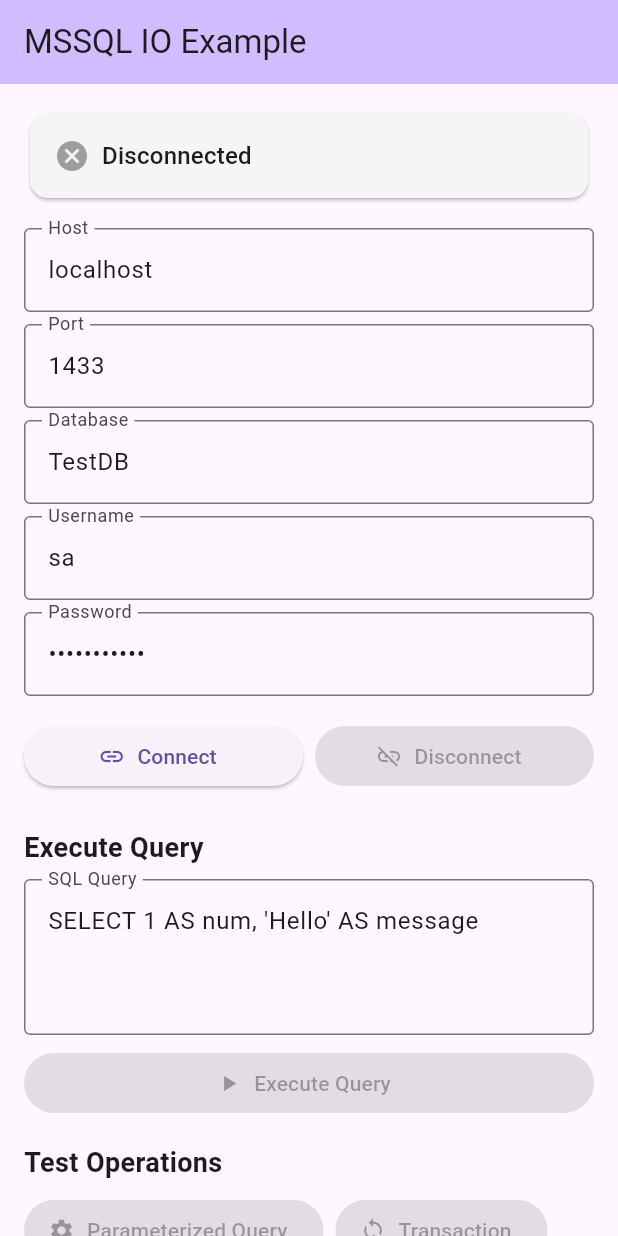
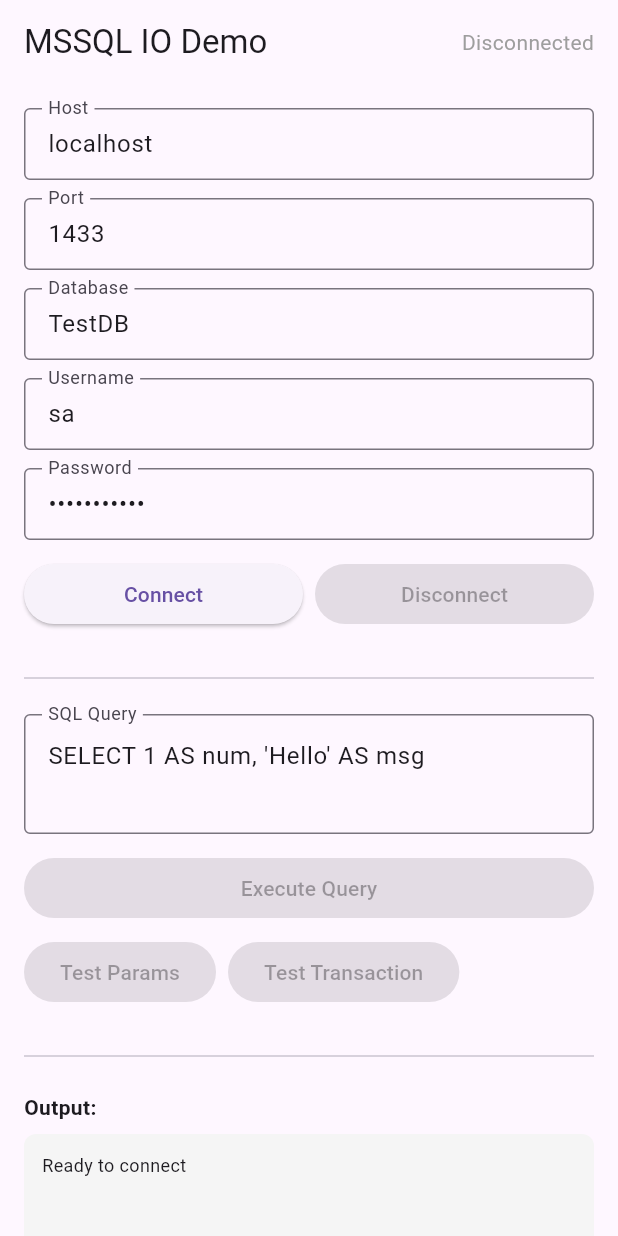
Before and after one commit to farhansadikgalib/mssql_io, a Flutter app: the screen it shows after launch, on a phone screen of 412 x 824 dp. Run offline on Flutter 3.47's test engine with Material 3 defaults, Android fonts, the light colour scheme and no system bars; missing offline and left inert: dart:ffi.

Commit message:
Simplify example app - cleaner and more developer friendly
- Reduced from 423 to ~264 lines
- Shorter variable names
- Cleaner code structure
- Removed redundant code
- Better UX with status in app bar

```diff
--- a/example/lib/main.dart
+++ b/example/lib/main.dart
@@ -1,9 +1,7 @@
 import 'package:flutter/material.dart';
 import 'package:mssql_io/mssql_io.dart';
 
-void main() {
-  runApp(const MyApp());
-}
+void main() => runApp(const MyApp());
 
 class MyApp extends StatelessWidget {
   const MyApp({super.key});
@@ -11,11 +9,8 @@
   @override
   Widget build(BuildContext context) {
     return MaterialApp(
-      title: 'MSSQL IO Example',
-      theme: ThemeData(
-        primarySwatch: Colors.blue,
-        useMaterial3: true,
-      ),
+      title: 'MSSQL IO Demo',
+      theme: ThemeData(primarySwatch: Colors.blue, useMaterial3: true),
       home: const HomePage(),
     );
   }
@@ -29,389 +24,235 @@
 }
 
 class _HomePageState extends State<HomePage> {
-  final _hostController = TextEditingController(text: 'localhost');
-  final _portController = TextEditingController(text: '1433');
-  final _databaseController = TextEditingController(text: 'TestDB');
-  final _usernameController = TextEditingController(text: 'sa');
-  final _passwordController = TextEditingController(text: 'Password123');
+  final _conn = MssqlConnection.getInstance();
 
-  final _queryController = TextEditingController(
-    text: 'SELECT 1 AS num, \'Hello\' AS message',
-  );
+  final _hostCtrl = TextEditingController(text: 'localhost');
+  final _portCtrl = TextEditingController(text: '1433');
+  final _dbCtrl = TextEditingController(text: 'TestDB');
+  final _userCtrl = TextEditingController(text: 'sa');
+  final _passCtrl = TextEditingController(text: 'Password123');
+  final _queryCtrl = TextEditingController(text: 'SELECT 1 AS num, \'Hello\' AS msg');
 
-  final MssqlConnection _conn = MssqlConnection.getInstance();
-
-  bool _isConnected = false;
-  String _output = 'Not connected';
-  bool _isLoading = false;
+  bool _connected = false;
+  String _output = 'Ready to connect';
+  bool _loading = false;
 
   @override
   void dispose() {
-    _hostController.dispose();
-    _portController.dispose();
-    _databaseController.dispose();
-    _usernameController.dispose();
-    _passwordController.dispose();
-    _queryController.dispose();
+    [_hostCtrl, _portCtrl, _dbCtrl, _userCtrl, _passCtrl, _queryCtrl]
+        .forEach((c) => c.dispose());
     super.dispose();
   }
 
   Future<void> _connect() async {
-    setState(() {
-      _isLoading = true;
-      _output = 'Connecting...';
-    });
-
+    setState(() => _loading = true);
     try {
       await _conn.connect(
-        host: _hostController.text,
-        port: int.parse(_portController.text),
-        databaseName: _databaseController.text,
-        username: _usernameController.text,
-        password: _passwordController.text,
-        timeoutInSeconds: 15,
+        host: _hostCtrl.text,
+        port: int.parse(_portCtrl.text),
+        databaseName: _dbCtrl.text,
+        username: _userCtrl.text,
+        password: _passCtrl.text,
       );
-
       setState(() {
-        _isConnected = true;
-        _output = 'Connected successfully to ${_databaseController.text}';
+        _connected = true;
+        _output = 'Connected to ${_dbCtrl.text}';
       });
     } catch (e) {
       setState(() {
-        _isConnected = false;
-        _output = 'Connection failed: $e';
+        _connected = false;
+        _output = 'Error: $e';
       });
     } finally {
-      setState(() {
-        _isLoading = false;
-      });
+      setState(() => _loading = false);
     }
   }
 
   Future<void> _disconnect() async {
-    try {
     await _conn.disconnect();
     setState(() {
-        _isConnected = false;
+      _connected = false;
       _output = 'Disconnected';
     });
-    } catch (e) {
-      setState(() {
-        _output = 'Disconnect failed: $e';
-      });
-    }
   }
 
   Future<void> _executeQuery() async {
-    if (!_isConnected) {
-      setState(() {
-        _output = 'Not connected. Please connect first.';
-      });
-      return;
-    }
+    if (!_connected) return setState(() => _output = 'Not connected');
 
-    setState(() {
-      _isLoading = true;
-      _output = 'Executing query...';
-    });
-
+    setState(() => _loading = true);
     try {
-      final result = await _conn.getData(_queryController.text);
-
-      final buffer = StringBuffer();
-      buffer.writeln('Query executed successfully\n');
-      buffer.writeln('Columns: ${result.columns.join(", ")}\n');
-      buffer.writeln('Rows returned: ${result.rowCount}\n');
-
-      if (result.isNotEmpty) {
-        buffer.writeln('Results:');
-        for (int i = 0; i < result.rows.length; i++) {
-          buffer.writeln('Row ${i + 1}: ${result.rows[i]}');
-        }
-      }
-
-      setState(() {
-        _output = buffer.toString();
-      });
+      final result = await _conn.getData(_queryCtrl.text);
+      setState(() => _output = 'Success!\n'
+          'Columns: ${result.columns.join(", ")}\n'
+          'Rows: ${result.rowCount}\n\n'
+          '${result.rows.take(10).join("\n")}');
     } catch (e) {
-      setState(() {
-        _output = 'Query failed: $e';
-      });
+      setState(() => _output = 'Error: $e');
     } finally {
-      setState(() {
-        _isLoading = false;
-      });
+      setState(() => _loading = false);
     }
   }
 
   Future<void> _testTransaction() async {
-    if (!_isConnected) {
-      setState(() {
-        _output = 'Not connected. Please connect first.';
-      });
-      return;
-    }
+    if (!_connected) return setState(() => _output = 'Not connected');
 
-    setState(() {
-      _isLoading = true;
-      _output = 'Testing transaction...';
-    });
-
+    setState(() => _loading = true);
     try {
       await _conn.beginTransaction();
-
-      // Create a temporary table
       await _conn.writeData('''
-        IF OBJECT_ID('TempTest', 'U') IS NOT NULL
-          DROP TABLE TempTest;
+        IF OBJECT_ID('TempTest', 'U') IS NOT NULL DROP TABLE TempTest;
         CREATE TABLE TempTest (Id INT, Value NVARCHAR(50));
       ''');
-
-      // Insert some data
-      await _conn.writeData('INSERT INTO TempTest VALUES (1, \'Test1\')');
-      await _conn.writeData('INSERT INTO TempTest VALUES (2, \'Test2\')');
-
-      // Query the data
+      await _conn.writeData('INSERT INTO TempTest VALUES (1, \'Test1\'), (2, \'Test2\')');
       final result = await _conn.getData('SELECT * FROM TempTest');
-
-      // Rollback to clean up
       await _conn.rollback();
 
-      setState(() {
-        _output = 'Transaction test successful\n'
-            'Created table, inserted ${result.rowCount} rows, '
-            'then rolled back.\n\n'
-            'Data during transaction:\n${result.rows}';
-      });
+      setState(() => _output = 'Transaction Success!\n'
+          'Inserted ${result.rowCount} rows, then rolled back\n\n${result.rows}');
     } catch (e) {
-      try {
-        await _conn.rollback();
-      } catch (_) {}
-      setState(() {
-        _output = 'Transaction test failed: $e';
-      });
+      try { await _conn.rollback(); } catch (_) {}
+      setState(() => _output = 'Error: $e');
     } finally {
-      setState(() {
-        _isLoading = false;
-      });
+      setState(() => _loading = false);
     }
   }
 
-  Future<void> _testParameterizedQuery() async {
-    if (!_isConnected) {
-      setState(() {
-        _output = 'Not connected. Please connect first.';
-      });
-      return;
+  Future<void> _testParams() async {
+    if (!_connected) return setState(() => _output = 'Not connected');
+
+    setState(() => _loading = true);
+    try {
+      final result = await _conn.getDataWithParams(
+        'SELECT @name AS Name, @age AS Age',
+        [
+          SqlParameter(name: 'name', value: 'John'),
+          SqlParameter(name: 'age', value: 25),
+        ],
+      );
+      setState(() => _output = 'Parameterized Query Success!\n\n${result.rows.first}');
+    } catch (e) {
+      setState(() => _output = 'Error: $e');
+    } finally {
+      setState(() => _loading = false);
+    }
   }
 
-    setState(() {
-      _isLoading = true;
-      _output = 'Testing parameterized query...';
-    });
-
-    try {
-      final result = await _conn.getDataWithParams(
-        'SELECT @name AS Name, @age AS Age, @active AS Active',
-        [
-          SqlParameter(name: 'name', value: 'John Doe'),
-          SqlParameter(name: 'age', value: 30),
-          SqlParameter(name: 'active', value: true),
-        ],
+  Widget _buildField(String label, TextEditingController ctrl, {bool obscure = false}) {
+    return Padding(
+      padding: const EdgeInsets.only(bottom: 12),
+      child: TextField(
+        controller: ctrl,
+        obscureText: obscure,
+        decoration: InputDecoration(
+          labelText: label,
+          border: const OutlineInputBorder(),
+          contentPadding: const EdgeInsets.symmetric(horizontal: 12, vertical: 8),
+        ),
+      ),
     );
-
-      setState(() {
-        _output = 'Parameterized query successful\n\n'
-            'Result: ${result.rows.first}';
-      });
-    } catch (e) {
-      setState(() {
-        _output = 'Parameterized query failed: $e';
-      });
-    } finally {
-      setState(() {
-        _isLoading = false;
-      });
-    }
   }
 
   @override
   Widget build(BuildContext context) {
     return Scaffold(
       appBar: AppBar(
-        title: const Text('MSSQL IO Example'),
-        backgroundColor: Theme.of(context).colorScheme.inversePrimary,
-      ),
-      body: SingleChildScrollView(
+        title: const Text('MSSQL IO Demo'),
+        actions: [
+          Padding(
             padding: const EdgeInsets.all(16),
-        child: Column(
-          crossAxisAlignment: CrossAxisAlignment.stretch,
-          children: [
-            // Connection Status
-            Card(
-              color: _isConnected ? Colors.green[50] : Colors.grey[100],
-              child: Padding(
-                padding: const EdgeInsets.all(16),
-                child: Row(
-                  children: [
-                    Icon(
-                      _isConnected ? Icons.check_circle : Icons.cancel,
-                      color: _isConnected ? Colors.green : Colors.grey,
-                    ),
-                    const SizedBox(width: 8),
-                    Text(
-                      _isConnected ? 'Connected' : 'Disconnected',
-                      style: Theme.of(context).textTheme.titleMedium,
-                    ),
-                  ],
-                ),
-              ),
-            ),
-            const SizedBox(height: 16),
-
-            // Connection Fields
-            TextField(
-              controller: _hostController,
-              decoration: const InputDecoration(
-                labelText: 'Host',
-                border: OutlineInputBorder(),
-              ),
-            ),
-            const SizedBox(height: 8),
-            TextField(
-              controller: _portController,
-              decoration: const InputDecoration(
-                labelText: 'Port',
-                border: OutlineInputBorder(),
-              ),
-              keyboardType: TextInputType.number,
-            ),
-            const SizedBox(height: 8),
-            TextField(
-              controller: _databaseController,
-              decoration: const InputDecoration(
-                labelText: 'Database',
-                border: OutlineInputBorder(),
-              ),
-            ),
-            const SizedBox(height: 8),
-            TextField(
-              controller: _usernameController,
-              decoration: const InputDecoration(
-                labelText: 'Username',
-                border: OutlineInputBorder(),
-              ),
-            ),
-            const SizedBox(height: 8),
-            TextField(
-              controller: _passwordController,
-              decoration: const InputDecoration(
-                labelText: 'Password',
-                border: OutlineInputBorder(),
-              ),
-              obscureText: true,
-            ),
-            const SizedBox(height: 16),
-
-            // Connection Buttons
-            Row(
-              children: [
-                Expanded(
-                  child: ElevatedButton.icon(
-                    onPressed: _isLoading || _isConnected ? null : _connect,
-                    icon: const Icon(Icons.link),
-                    label: const Text('Connect'),
-                  ),
-                ),
-                const SizedBox(width: 8),
-                Expanded(
-                  child: ElevatedButton.icon(
-                    onPressed: _isLoading || !_isConnected ? null : _disconnect,
-                    icon: const Icon(Icons.link_off),
-                    label: const Text('Disconnect'),
-                    style: ElevatedButton.styleFrom(
-                      backgroundColor: Colors.red[400],
-                      foregroundColor: Colors.white,
+            child: Center(
+              child: Text(
+                _connected ? 'Connected' : 'Disconnected',
+                style: TextStyle(color: _connected ? Colors.green : Colors.grey),
               ),
             ),
           ),
         ],
       ),
+      body: _loading
+          ? const Center(child: CircularProgressIndicator())
+          : SingleChildScrollView(
+              padding: const EdgeInsets.all(16),
+              child: Column(
+                crossAxisAlignment: CrossAxisAlignment.stretch,
+                children: [
+                  _buildField('Host', _hostCtrl),
+                  _buildField('Port', _portCtrl),
+                  _buildField('Database', _dbCtrl),
+                  _buildField('Username', _userCtrl),
+                  _buildField('Password', _passCtrl, obscure: true),
+
+                  Row(
+                    children: [
+                      Expanded(
+                        child: ElevatedButton(
+                          onPressed: _connected ? null : _connect,
+                          child: const Text('Connect'),
+                        ),
+                      ),
+                      const SizedBox(width: 8),
+                      Expanded(
+                        child: ElevatedButton(
+                          onPressed: !_connected ? null : _disconnect,
+                          style: ElevatedButton.styleFrom(backgroundColor: Colors.red),
+                          child: const Text('Disconnect'),
+                        ),
+                      ),
+                    ],
+                  ),
+
                   const SizedBox(height: 24),
+                  const Divider(),
+                  const SizedBox(height: 16),
 
-            // Query Section
-            const Text(
-              'Execute Query',
-              style: TextStyle(fontSize: 18, fontWeight: FontWeight.bold),
-            ),
-            const SizedBox(height: 8),
                   TextField(
-              controller: _queryController,
+                    controller: _queryCtrl,
+                    maxLines: 2,
                     decoration: const InputDecoration(
                       labelText: 'SQL Query',
                       border: OutlineInputBorder(),
                     ),
-              maxLines: 3,
                   ),
+
+                  const SizedBox(height: 12),
+
+                  ElevatedButton(
+                    onPressed: !_connected ? null : _executeQuery,
+                    child: const Text('Execute Query'),
+                  ),
+
                   const SizedBox(height: 8),
-            ElevatedButton.icon(
-              onPressed: _isLoading || !_isConnected ? null : _executeQuery,
-              icon: const Icon(Icons.play_arrow),
-              label: const Text('Execute Query'),
-            ),
-            const SizedBox(height: 16),
 
-            // Test Buttons
-            const Text(
-              'Test Operations',
-              style: TextStyle(fontSize: 18, fontWeight: FontWeight.bold),
-            ),
-            const SizedBox(height: 8),
                   Wrap(
                     spacing: 8,
-              runSpacing: 8,
                     children: [
-                ElevatedButton.icon(
-                  onPressed: _isLoading || !_isConnected
-                      ? null
-                      : _testParameterizedQuery,
-                  icon: const Icon(Icons.settings),
-                  label: const Text('Parameterized Query'),
+                      ElevatedButton(
+                        onPressed: !_connected ? null : _testParams,
+                        child: const Text('Test Params'),
                       ),
-                ElevatedButton.icon(
-                  onPressed:
-                      _isLoading || !_isConnected ? null : _testTransaction,
-                  icon: const Icon(Icons.sync),
-                  label: const Text('Transaction'),
+                      ElevatedButton(
+                        onPressed: !_connected ? null : _testTransaction,
+                        child: const Text('Test Transaction'),
                       ),
                     ],
                   ),
+
                   const SizedBox(height: 24),
+                  const Divider(),
+                  const SizedBox(height: 16),
 
-            // Output Section
-            const Text(
-              'Output',
-              style: TextStyle(fontSize: 18, fontWeight: FontWeight.bold),
-            ),
+                  const Text('Output:', style: TextStyle(fontWeight: FontWeight.bold)),
                   const SizedBox(height: 8),
+
                   Container(
                     padding: const EdgeInsets.all(12),
                     decoration: BoxDecoration(
                       color: Colors.grey[100],
                       borderRadius: BorderRadius.circular(8),
-                border: Border.all(color: Colors.grey[300]!),
                     ),
-              constraints: const BoxConstraints(minHeight: 150),
-              child: _isLoading
-                  ? const Center(child: CircularProgressIndicator())
-                  : SingleChildScrollView(
-                      child: Text(
-                        _output,
-                        style: const TextStyle(
-                          fontFamily: 'monospace',
-                          fontSize: 12,
-                        ),
-                      ),
+                    constraints: const BoxConstraints(minHeight: 100, maxHeight: 400),
+                    child: SingleChildScrollView(
+                      child: Text(_output, style: const TextStyle(fontSize: 12)),
                     ),
                   ),
                 ],
```
Lines whose indentation alone changed are shown as unchanged.
